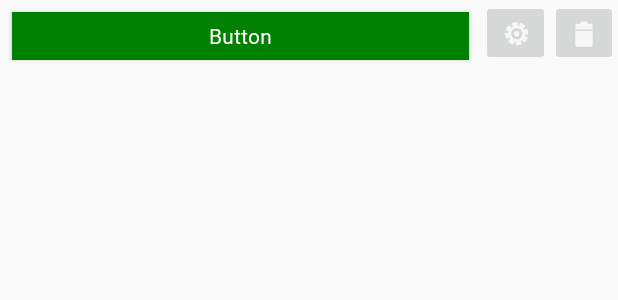
After one commit to TimeCrafters/TimeCraftersConfigurationTool, an Android app: the layout fragment_configuration.xml on its own in the app's theme, with its tools: preview values and no code run, on a phone screen of 412 x 824 dp. The commit adds this screen. Shown: the top 300 px of the screen. Run offline under Robolectric (Android 15) with nearby library versions, the phone set to English and light mode, and no system bars.

Commit message:
Stubbed Presets and Configurations activities, stubbed fragment for configurations

```diff
--- /dev/null
+++ b/app/src/main/java/org/timecrafters/TimeCraftersConfigurationTool/ui/settings/presets/PresetsActivity.java
@@ -0,0 +1,6 @@
+package org.timecrafters.TimeCraftersConfigurationTool.ui.settings.presets;
+
+import androidx.appcompat.app.AppCompatActivity;
+
+public class PresetsActivity extends AppCompatActivity {
+}
--- /dev/null
+++ b/app/src/main/res/layout/fragment_configuration.xml
@@ -0,0 +1,38 @@
+<?xml version="1.0" encoding="utf-8"?>
+<LinearLayout xmlns:android="http://schemas.android.com/apk/res/android"
+    xmlns:app="http://schemas.android.com/apk/res-auto"
+    xmlns:tools="http://schemas.android.com/tools"
+    android:id="@+id/configuration"
+    android:layout_width="match_parent"
+    android:layout_height="wrap_content">
+
+    <Button
+        android:id="@+id/configuration_name"
+        style="@style/Button"
+        android:layout_width="match_parent"
+        android:layout_height="wrap_content"
+        android:layout_weight="0.2"
+        android:text="Button"
+        app:layout_constraintStart_toStartOf="parent"
+        app:layout_constraintTop_toTopOf="parent" />
+
+    <ImageButton
+        android:id="@+id/rename_configuration"
+        style="@style/Widget.AppCompat.ImageButton"
+        android:layout_width="match_parent"
+        android:layout_height="wrap_content"
+        android:layout_weight="0.8"
+        android:src="@drawable/gear"
+        app:layout_constraintStart_toStartOf="@+id/configuration_name"
+        app:layout_constraintTop_toTopOf="@+id/configuration_name" />
+
+    <ImageButton
+        android:id="@+id/delete_configuration"
+        style="@style/Widget.AppCompat.ImageButton"
+        android:layout_width="match_parent"
+        android:layout_height="wrap_content"
+        android:layout_weight="0.8"
+        android:src="@drawable/trash"
+        app:layout_constraintStart_toStartOf="parent"
+        app:layout_constraintTop_toTopOf="parent" />
+</LinearLayout>
--- a/app/src/main/res/layout/fragment_settings.xml
+++ b/app/src/main/res/layout/fragment_settings.xml
@@ -16,7 +16,7 @@
         app:layout_constraintTop_toTopOf="parent">
 
         <Button
-            android:id="@+id/button4"
+            android:id="@+id/manage_presets"
             android:layout_width="match_parent"
             android:layout_height="wrap_content"
             android:text="@string/settings_manage_presets" />
@@ -32,7 +32,7 @@
         app:layout_constraintTop_toTopOf="parent">
 
         <Button
-            android:id="@+id/button5"
+            android:id="@+id/manage_configurations"
             android:layout_width="match_parent"
             android:layout_height="wrap_content"
             android:text="@string/settings_manage_configurations" />
```
Also changed, not shown: app/src/main/AndroidManifest.xml (+9 -0 lines), app/src/main/java/org/timecrafters/TimeCraftersConfigurationTool/ui/settings/SettingsFragment.java (+21 -0 lines), app/src/main/java/org/timecrafters/TimeCraftersConfigurationTool/ui/settings/configurations/ConfigurationsActivity.java (added, +24 -0 lines), app/src/main/java/org/timecrafters/TimeCraftersConfigurationTool/ui/tacnet/TACNETFragment.java (+53 -4 lines), app/src/main/res/layout/activity_manage_configurations.xml (added, +20 -0 lines), app/src/main/res/layout/fragment_tacnet.xml (+4 -4 lines), app/src/main/res/drawable-hdpi/gear.png (added), app/src/main/res/drawable-hdpi/trash.png (added), app/src/main/res/drawable-mdpi/gear.png (added), app/src/main/res/drawable-mdpi/trash.png (added), app/src/main/res/drawable-xhdpi/gear.png (added), app/src/main/res/drawable-xhdpi/trash.png (added), app/src/main/res/drawable-xxhdpi/gear.png (added), app/src/main/res/drawable-xxhdpi/trash.png (added), 2 more files.
